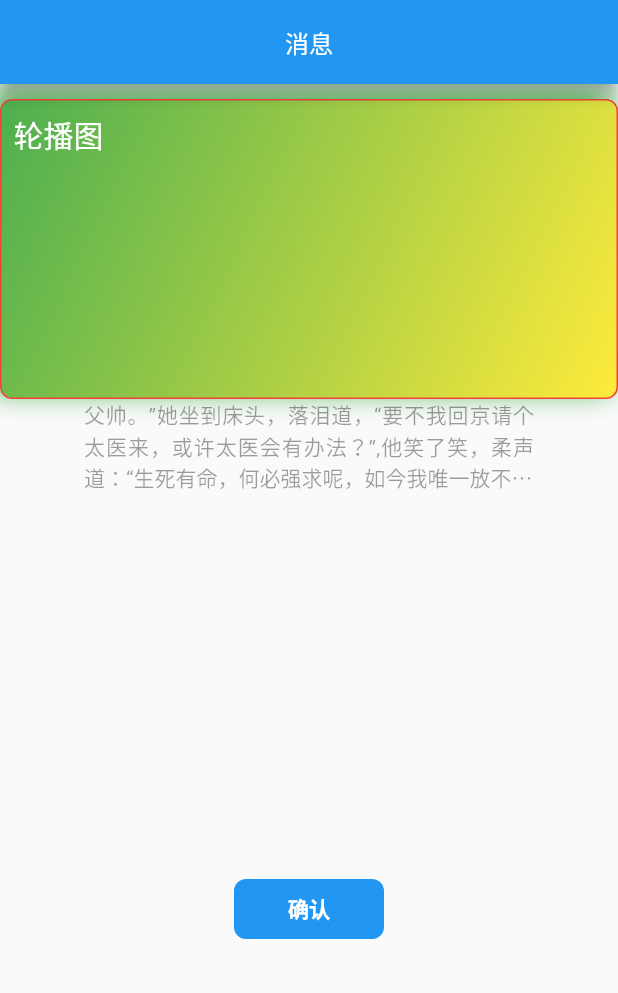
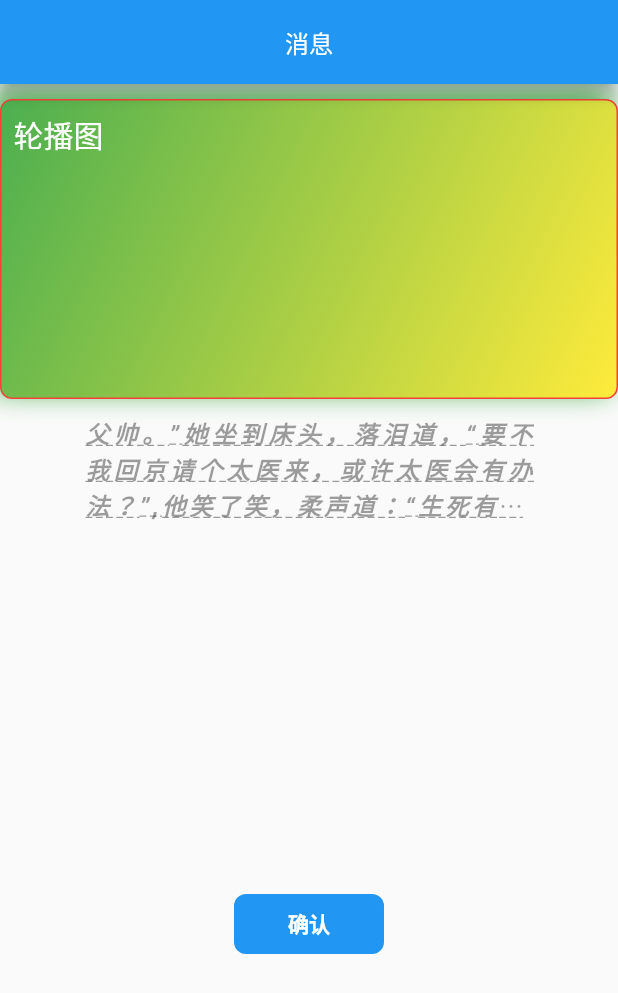
Before and after one commit to LeoHong123456/flutter-study, a Flutter app: the screen it shows after launch, on a phone screen of 412 x 824 dp. Shown: the top 993 px of the screen. Run offline on Flutter 3.47's test engine with Material 2 defaults, Android fonts, the phone set to English and light mode, and no system bars.

Commit message:
代码提交

```diff
--- a/lianke/lib/main.dart
+++ b/lianke/lib/main.dart
@@ -19,8 +19,7 @@ class MyApp extends StatelessWidget {
                   ),
                 )),
             //程序主体部分
-          body: Column(children: [WeChat(), MyText(), MyButton()])),
-    );
+            body: Column(children: [WeChat(), MyText(), MyButton()])));
   }
 }
 
@@ -100,6 +99,7 @@ class MyText extends StatelessWidget {
     return Container(
         width: 300,
         height: 300,
+        margin: EdgeInsets.fromLTRB(0, 10, 0, 0),
         child: Text(
             "父帅。”她坐到床头，落泪道，“要不我回京请个太医来，或许太医会有办法？”,他笑了笑，柔声道：“生死有命，何必强求呢，如今我唯一放不下就是你了。”爹。”她不知说什么好。老元帅指了指桌案上的一堆信函",
             //文字两端对齐
@@ -108,7 +108,26 @@ class MyText extends StatelessWidget {
             textDirection: TextDirection.ltr,
             //文字超出屏幕处理方式（clip:裁减，fade:渐隐，ellipsis:显示省略号）
             overflow: TextOverflow.ellipsis,
+            //最大显示行数
             maxLines: 3,
-            style: TextStyle(color: Colors.black38)));
+            style: TextStyle(
+                //文字颜色
+                color: Colors.black38,
+                //文字大小
+                fontSize: 16,
+                //文字加粗
+                fontWeight: FontWeight.w900,
+                //文字样式斜体
+                fontStyle: FontStyle.italic,
+                //文字间隙
+                letterSpacing: 2,
+                //单词间隙
+                wordSpacing: 2,
+                //文字装饰线（underline:下滑线）
+                decoration: TextDecoration.underline,
+                //文字装饰颜色
+                decorationColor: Colors.black38,
+                //文字先装饰风格（dashed:虚线，dotted：实线，double:双实线...）
+                decorationStyle: TextDecorationStyle.dashed)));
   }
 }
```
Lines whose indentation alone changed are shown as unchanged.
